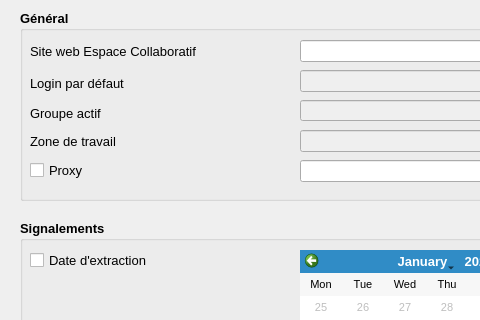
The window that FormConfigure_base.ui (IGNF/espace-collaboratif-qgis-plugin) describes before a commit, drawn with Qt 5; both pictures show x 0 to 480 and y 0 to 320 of the 861 by 693 pixel window.
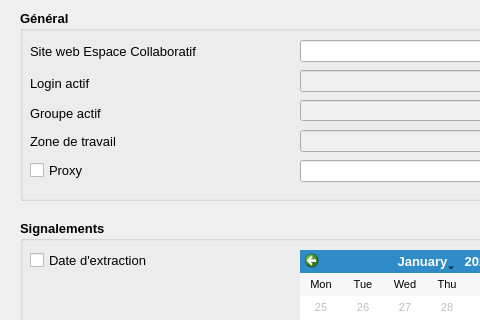
The same window after the commit. Icons and pictures are not drawn.

Diff of the .ui file:
```diff
--- a/FormConfigure_base.ui
+++ b/FormConfigure_base.ui
@@ -282,7 +282,7 @@
      </font>
     </property>
     <property name="text">
-     <string>Login par défaut</string>
+     <string>Login actif</string>
     </property>
    </widget>
   </widget>
```
